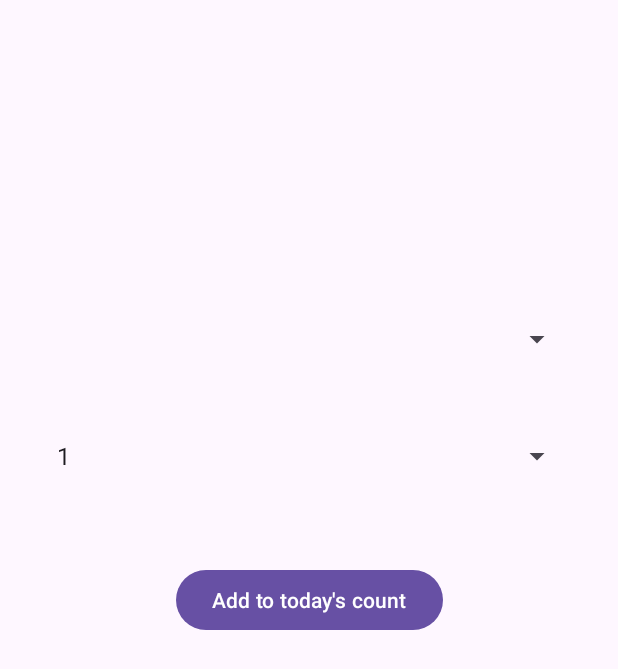
After one commit to Maxwell12345678910/TotalHealth-PLUS, an Android app: the layout add_today_intake.xml on its own in the app's theme, with its tools: preview values and no code run, on a phone screen of 412 x 824 dp. The commit adds this screen. Shown: the top 669 px of the screen. Run offline under Robolectric (Android 15) with nearby library versions, the phone set to English and light mode, and no system bars.

Commit message:
inserting food intake page implementation

```diff
--- /dev/null
+++ b/app/src/main/res/layout/add_today_intake.xml
@@ -0,0 +1,41 @@
+<?xml version="1.0" encoding="utf-8"?>
+<androidx.constraintlayout.widget.ConstraintLayout xmlns:android="http://schemas.android.com/apk/res/android"
+    xmlns:app="http://schemas.android.com/apk/res-auto"
+    xmlns:tools="http://schemas.android.com/tools"
+    android:layout_width="match_parent"
+    android:layout_height="match_parent">
+
+    <Button
+        android:id="@+id/addIntakeButton"
+        android:layout_width="wrap_content"
+        android:layout_height="wrap_content"
+        android:layout_marginTop="60dp"
+        android:onClick="submitIntake"
+        android:text="Add to today's count"
+        app:layout_constraintEnd_toEndOf="parent"
+        app:layout_constraintStart_toStartOf="parent"
+        app:layout_constraintTop_toBottomOf="@+id/servingsSpinner" />
+
+    <Spinner
+        android:id="@+id/foodSpinner"
+        android:layout_width="0dp"
+        android:layout_height="wrap_content"
+        android:layout_marginStart="30dp"
+        android:layout_marginTop="214dp"
+        android:layout_marginEnd="30dp"
+        app:layout_constraintEnd_toEndOf="parent"
+        app:layout_constraintStart_toStartOf="parent"
+        app:layout_constraintTop_toTopOf="parent" />
+
+    <Spinner
+        android:id="@+id/servingsSpinner"
+        android:layout_width="0dp"
+        android:layout_height="wrap_content"
+        android:layout_marginStart="30dp"
+        android:layout_marginTop="54dp"
+        android:layout_marginEnd="30dp"
+        android:entries="@array/servings_spinner_options"
+        app:layout_constraintEnd_toEndOf="parent"
+        app:layout_constraintStart_toStartOf="parent"
+        app:layout_constraintTop_toBottomOf="@+id/foodSpinner" />
+</androidx.constraintlayout.widget.ConstraintLayout>
--- a/app/src/main/res/values/strings.xml
+++ b/app/src/main/res/values/strings.xml
@@ -2,4 +2,13 @@
     <string name="app_name">TotalHealthPlus</string>
     <!-- TODO: Remove or change this placeholder text -->
     <string name="hello_blank_fragment">Hello blank fragment</string>
+
+    <string-array name="servings_spinner_options">
+        <item>1</item>
+        <item>2</item>
+        <item>3</item>
+        <item>4</item>
+        <item>5</item>
+    </string-array>
+
 </resources>
```
Also changed, not shown: app/src/main/java/com/gamecodeschool/totalhealthplus/DatabaseHelper.java (+24 -1 lines), app/src/main/java/com/gamecodeschool/totalhealthplus/MainActivity.java (+59 -2 lines).
